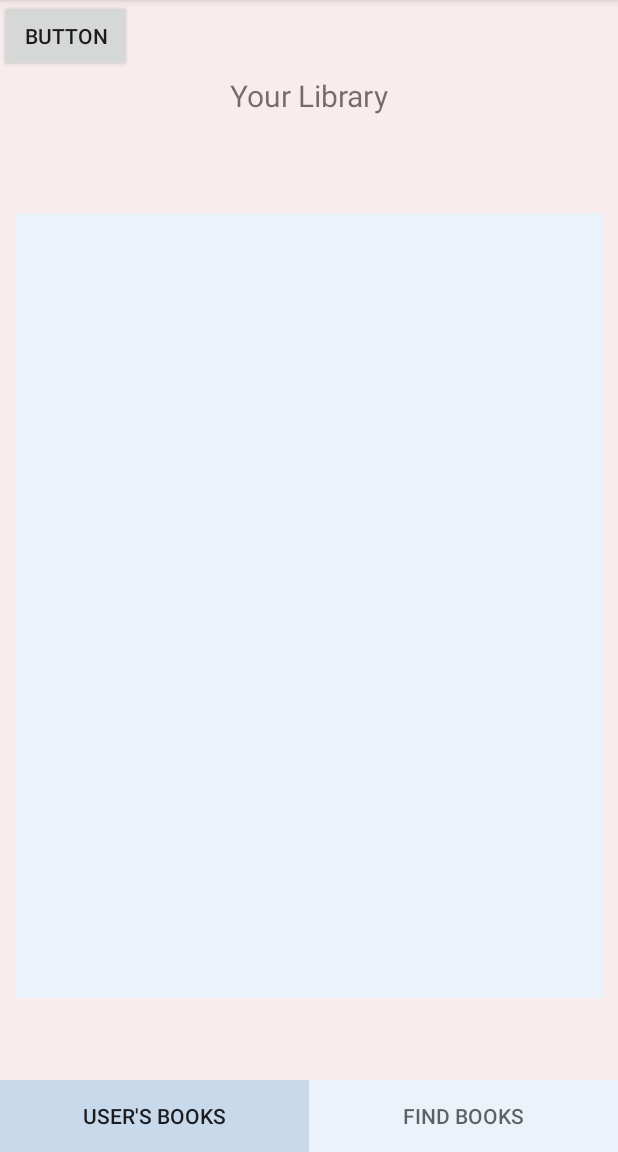
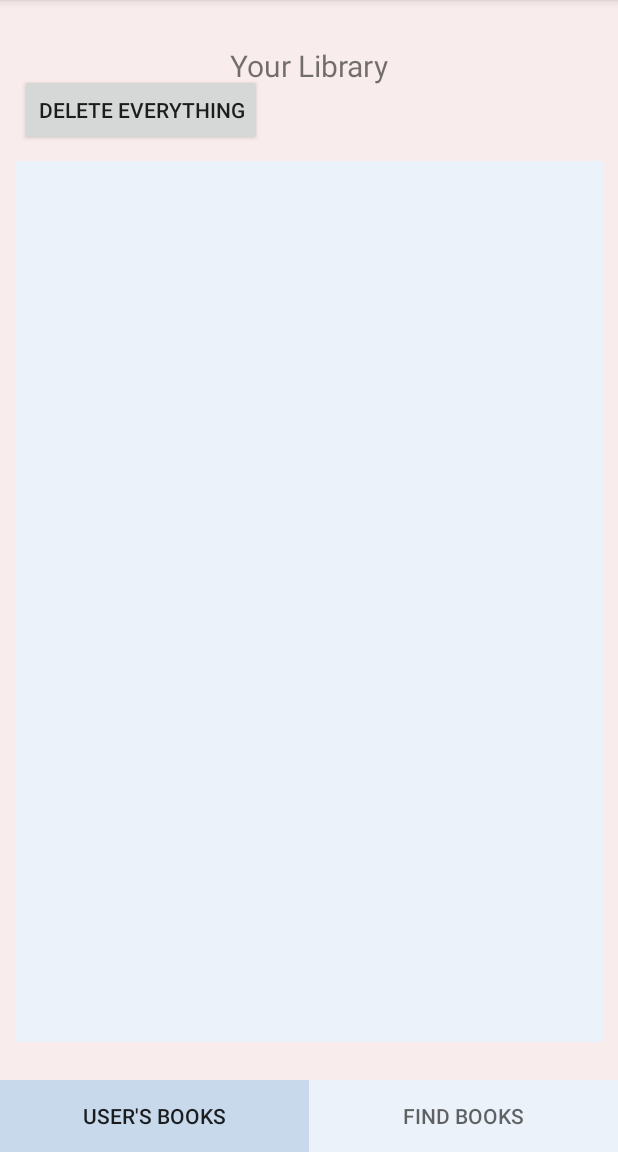
Before and after one commit to jthommiller/CSC_309_Project, an Android app: the userBookMenu screen opened directly, with no data from a screen before it, on a phone screen of 412 x 824 dp, the part 84-1236 px from its top. Run offline under Robolectric (Android 15) with nearby library versions, the phone set to English and light mode, and no system bars.

```diff
--- a/CSC_309_Project/app/src/main/res/layout/activity_user_book_menu.xml
+++ b/CSC_309_Project/app/src/main/res/layout/activity_user_book_menu.xml
@@ -12,7 +12,7 @@
         android:id="@+id/mainMenuTitle"
         android:layout_width="wrap_content"
         android:layout_height="wrap_content"
-        android:layout_marginTop="50dp"
+        android:layout_marginTop="30dp"
         android:textSize="20sp"
         app:layout_constraintEnd_toEndOf="parent"
         app:layout_constraintHorizontal_bias="0.5"
@@ -22,17 +22,17 @@
     <ScrollView
         android:id="@+id/MainMenuScrollView"
         android:layout_width="0dp"
-        android:layout_height="523dp"
+        android:layout_height="0dp"
         android:layout_marginStart="10dp"
         android:layout_marginLeft="10dp"
         android:layout_marginTop="50dp"
         android:layout_marginEnd="10dp"
         android:layout_marginRight="10dp"
-        android:layout_marginBottom="88dp"
+        android:layout_marginBottom="25dp"
         android:background="#ecf2f9"
         android:fadeScrollbars="true"
         android:overScrollMode="always"
-        app:layout_constraintBottom_toBottomOf="parent"
+        app:layout_constraintBottom_toTopOf="@+id/navigationTabBar"
         app:layout_constraintEnd_toEndOf="parent"
         app:layout_constraintStart_toStartOf="parent"
         app:layout_constraintTop_toBottomOf="@+id/mainMenuTitle">
@@ -90,10 +90,21 @@
 
     <Button
         android:id="@+id/test"
-        android:layout_width="wrap_content"
-        android:layout_height="wrap_content"
+        android:layout_width="158dp"
+        android:layout_height="5dp"
         android:text="Button"
         app:layout_constraintStart_toStartOf="parent"
         app:layout_constraintTop_toTopOf="parent" />
 
+    <Button
+        android:id="@+id/purge"
+        android:layout_width="wrap_content"
+        android:layout_height="wrap_content"
+        android:layout_marginStart="13dp"
+        android:layout_marginLeft="13dp"
+        android:layout_marginTop="44dp"
+        android:text="Delete Everything"
+        app:layout_constraintStart_toStartOf="parent"
+        app:layout_constraintTop_toBottomOf="@+id/test" />
+
 </androidx.constraintlayout.widget.ConstraintLayout>
```
Also changed, not shown: CSC_309_Project/app/src/main/java/com/example/csc_309_project/userBookMenu.java (+79 -39 lines).
